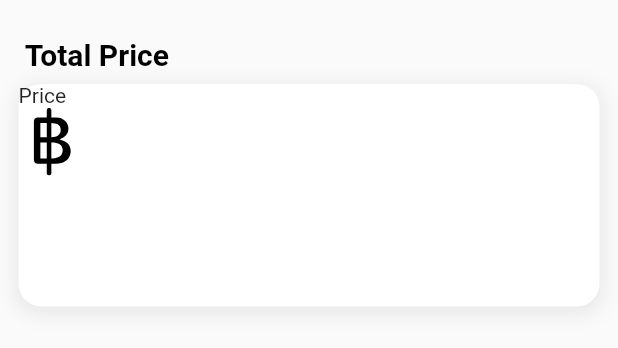
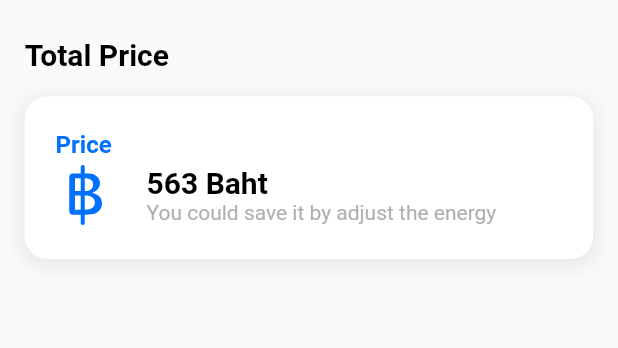
Before and after one commit to flukerbooker/HmIoT, a Flutter app: the TotalPriceCard widget shown alone on an empty page, opened directly, on a phone screen of 412 x 824 dp. Shown: the top 348 px of the screen. Run offline on Flutter 3.47's test engine with Material 2 defaults, Android fonts, the phone set to English and light mode, and no system bars; our stand-ins replace fl_chart, flutter_svg, shared_preferences; accounts and stored records are empty; network calls fail.

Commit message:
[UPDATE]Homepage

```diff
--- a/lib/screens/home/widgets/totalPriceCard.dart
+++ b/lib/screens/home/widgets/totalPriceCard.dart
@@ -1,25 +1,24 @@
+import 'dart:ui';
+
 import 'package:flutter/material.dart';
 import 'package:flutter_svg/flutter_svg.dart';
+import 'package:hmiot/constants.dart';
 
 class TotalPriceCard extends StatelessWidget {
   @override
   Widget build(BuildContext context) {
     Size size = MediaQuery.of(context).size;
-    return Column(
+    return Container(
+      margin: EdgeInsets.only(
+          top: size.height * 0.03,
+          left: size.width * 0.04,
+          right: size.width * 0.04),
+      child: Column(
         crossAxisAlignment: CrossAxisAlignment.stretch,
         children: [
+          Text("Total Price", style: Theme.of(context).textTheme.headline4),
           Container(
-            margin: EdgeInsets.only(
-                top: size.height * 0.03, left: size.width * 0.04),
-            child: Text("Total Price",
-                style: Theme.of(context).textTheme.headline4)),
-        Container(
-          height: size.height * 0.18,
-          margin: EdgeInsets.only(
-            top: size.height * 0.01,
-            left: size.width * 0.03,
-            right: size.width * 0.03,
-          ),
+            margin: EdgeInsets.only(top: size.height * 0.02),
             decoration: BoxDecoration(
                 borderRadius: BorderRadius.circular(15),
                 color: Colors.white,
@@ -30,19 +29,50 @@ class TotalPriceCard extends StatelessWidget {
                       blurRadius: 10,
                       offset: Offset(0, 3))
                 ]),
+            child: Padding(
+              padding: EdgeInsets.symmetric(
+                  vertical: size.height * 0.0275,
+                  horizontal: size.width * 0.05),
               child: Column(
                 crossAxisAlignment: CrossAxisAlignment.start,
                 children: [
-              Text("Price"),
+                  Text(
+                    "Price",
+                    style: Theme.of(context).textTheme.headline6,
+                  ),
+                  Padding(
+                    padding: EdgeInsets.only(top: size.height * 0.005),
+                    child: Row(
+                      children: [
                         Container(
                             child: SvgPicture.asset(
                           'assets/images/thailand-baht.svg',
-                height: 45,
-              ))
+                          height: 40,
+                          color: colorPrimaryLight,
+                        )),
+                        Container(
+                          margin: EdgeInsets.only(left: size.width * 0.05),
+                          child: Column(
+                            crossAxisAlignment: CrossAxisAlignment.start,
+                            children: [
+                              Text(
+                                '563 Baht',
+                                style: Theme.of(context).textTheme.headline4,
+                              ),
+                              Text('You could save it by adjust the energy',
+                                  style: TextStyle(color: colorGreyLight))
                             ],
                           ),
                         )
                       ],
+                    ),
+                  )
+                ],
+              ),
+            ),
+          )
+        ],
+      ),
     );
   }
 }
--- a/lib/screens/home/widgets/usages.dart
+++ b/lib/screens/home/widgets/usages.dart
@@ -2,7 +2,6 @@ import 'dart:convert';
 import 'package:flutter/material.dart';
 import 'package:hmiot/models/api.dart';
 import 'package:hmiot/models/usagesData.dart';
-import 'package:hmiot/screens/home/widgets/energyManagementCard.dart';
 import 'package:hmiot/screens/home/widgets/totalPriceCard.dart';
 import 'usagesTodayCard.dart';
 
@@ -36,7 +35,7 @@ class Usages extends StatelessWidget {
                 children: [
                   UsagesTodayCard(),
                   TotalPriceCard(),
-                  EnergyManagementCard()
+                  // EnergyManagementCard()
                 ],
               ),
             );
```
Also changed, not shown: lib/main.dart (+11 -9 lines), lib/models/usagesData.dart (+8 -0 lines), lib/screens/home/widgets/usagesTodayCard.dart (+35 -39 lines), pubspec.lock. Lines whose indentation alone changed are shown as unchanged.
